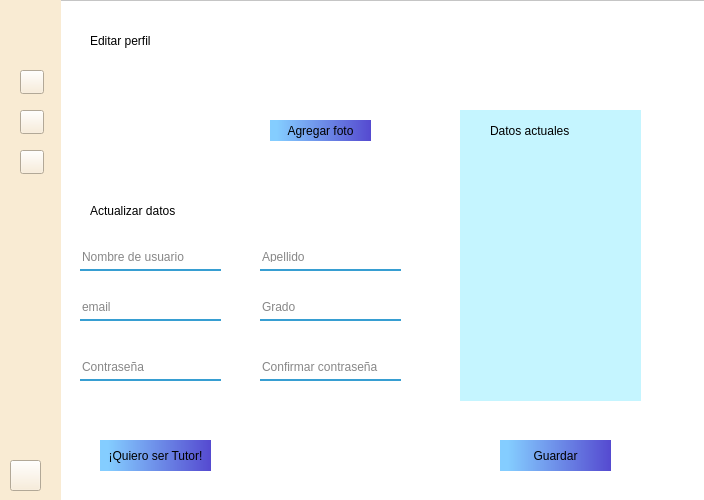
Qt form src/ui/editProfile.ui (XMoraP/uniconnect) before a commit.
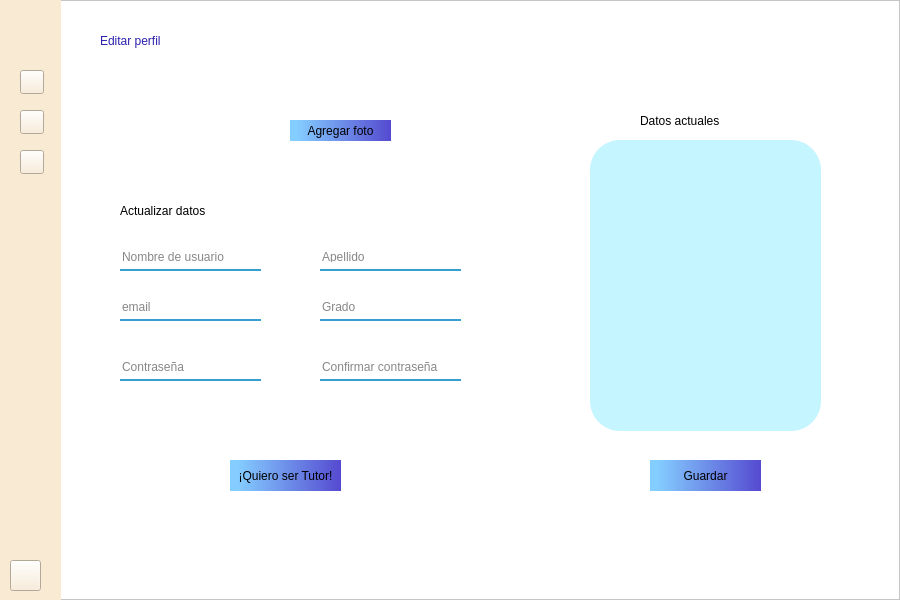
The same form after that commit. Icons and pictures are not drawn.

Commit message: Edición de todas las ventanas, ajuste de tamaño y variables

What changed in the file:
```diff
--- a/src/ui/editProfile.ui
+++ b/src/ui/editProfile.ui
@@ -6,10 +6,16 @@
    <rect>
     <x>0</x>
     <y>0</y>
-    <width>704</width>
-    <height>500</height>
+    <width>900</width>
+    <height>600</height>
    </rect>
   </property>
+  <property name="sizePolicy">
+   <sizepolicy hsizetype="Fixed" vsizetype="Fixed">
+    <horstretch>0</horstretch>
+    <verstretch>0</verstretch>
+   </sizepolicy>
+  </property>
   <property name="windowTitle">
    <string>Form</string>
   </property>
@@ -21,8 +27,8 @@
     <rect>
      <x>0</x>
      <y>0</y>
-     <width>711</width>
-     <height>501</height>
+     <width>900</width>
+     <height>600</height>
     </rect>
    </property>
    <property name="styleSheet">
@@ -41,7 +47,7 @@
       <x>0</x>
       <y>0</y>
       <width>61</width>
-      <height>501</height>
+      <height>601</height>
      </rect>
     </property>
     <property name="styleSheet">
@@ -132,13 +138,19 @@
      <property name="geometry">
       <rect>
        <x>10</x>
-       <y>460</y>
+       <y>560</y>
        <width>31</width>
        <height>31</height>
       </rect>
      </property>
      <property name="styleSheet">
-      <string notr="true">border-image: url(:/images/cross.png);</string>
+      <string notr="true">QPushButton{
+  
+	border-image: url(:/imagenes/cross.png);
+}
+QPushButton:hover{
+    background-color: qlineargradient(spread:pad, x1:0, y1:0, x2:1, y2:0, stop:0 rgba(0, 0, 0, 255), stop:1 rgba(255, 255, 255, 255));
+}</string>
      </property>
      <property name="text">
       <string/>
@@ -148,14 +160,15 @@
    <widget class="QLabel" name="editarPerfilProfile">
     <property name="geometry">
      <rect>
-      <x>90</x>
+      <x>100</x>
       <y>20</y>
       <width>151</width>
       <height>41</height>
      </rect>
     </property>
     <property name="styleSheet">
-     <string notr="true">font: 75 18pt &quot;Arial&quot;;</string>
+     <string notr="true">font: 75 18pt &quot;Arial&quot;;
+color: rgb(44, 32, 172);</string>
     </property>
     <property name="text">
      <string>Editar perfil</string>
@@ -164,7 +177,7 @@
    <widget class="QLineEdit" name="cajaUsuarioLogin">
     <property name="geometry">
      <rect>
-      <x>80</x>
+      <x>120</x>
       <y>300</y>
       <width>141</width>
       <height>21</height>
@@ -184,7 +197,7 @@
    <widget class="QLineEdit" name="cajaUsuarioLogin_2">
     <property name="geometry">
      <rect>
-      <x>260</x>
+      <x>320</x>
       <y>300</y>
       <width>141</width>
       <height>21</height>
@@ -204,7 +217,7 @@
    <widget class="QLineEdit" name="cajaUsuarioLogin_3">
     <property name="geometry">
      <rect>
-      <x>80</x>
+      <x>120</x>
       <y>250</y>
       <width>141</width>
       <height>21</height>
@@ -224,7 +237,7 @@
    <widget class="QLineEdit" name="cajaUsuarioLogin_4">
     <property name="geometry">
      <rect>
-      <x>80</x>
+      <x>120</x>
       <y>360</y>
       <width>141</width>
       <height>21</height>
@@ -244,7 +257,7 @@
    <widget class="QLineEdit" name="cajaUsuarioLogin_5">
     <property name="geometry">
      <rect>
-      <x>260</x>
+      <x>320</x>
       <y>250</y>
       <width>141</width>
       <height>21</height>
@@ -264,7 +277,7 @@
    <widget class="QLabel" name="espacioFotoEditPorfile">
     <property name="geometry">
      <rect>
-      <x>120</x>
+      <x>140</x>
       <y>90</y>
       <width>91</width>
       <height>81</height>
@@ -280,7 +293,7 @@
    <widget class="QPushButton" name="botonAddFoto">
     <property name="geometry">
      <rect>
-      <x>270</x>
+      <x>290</x>
       <y>120</y>
       <width>101</width>
       <height>21</height>
@@ -325,8 +338,8 @@
    <widget class="QPushButton" name="botonAddFoto_2">
     <property name="geometry">
      <rect>
-      <x>500</x>
-      <y>440</y>
+      <x>650</x>
+      <y>460</y>
       <width>111</width>
       <height>31</height>
      </rect>
@@ -370,7 +383,7 @@
    <widget class="QLineEdit" name="cajaUsuarioLogin_6">
     <property name="geometry">
      <rect>
-      <x>260</x>
+      <x>320</x>
       <y>360</y>
       <width>141</width>
       <height>21</height>
@@ -393,8 +406,8 @@
    <widget class="QPushButton" name="botonAddFoto_3">
     <property name="geometry">
      <rect>
-      <x>100</x>
-      <y>440</y>
+      <x>230</x>
+      <y>460</y>
       <width>111</width>
       <height>31</height>
      </rect>
@@ -438,7 +451,7 @@
    <widget class="QLabel" name="editarPerfilProfile_2">
     <property name="geometry">
      <rect>
-      <x>90</x>
+      <x>120</x>
       <y>190</y>
       <width>151</width>
       <height>41</height>
@@ -454,16 +467,17 @@
    <widget class="QLabel" name="cuadroDatos">
     <property name="geometry">
      <rect>
-      <x>460</x>
-      <y>110</y>
-      <width>181</width>
+      <x>590</x>
+      <y>140</y>
+      <width>231</width>
       <height>291</height>
      </rect>
     </property>
     <property name="styleSheet">
      <string notr="true">background-color: rgb(197, 245, 255);
 border-bottom-color: rgb(45, 33, 173);
-gridline-color: rgb(44, 32, 172);</string>
+gridline-color: rgb(44, 32, 172);
+border-radius: 30px;</string>
     </property>
     <property name="text">
      <string/>
@@ -472,8 +486,8 @@
    <widget class="QLabel" name="editarPerfilProfile_3">
     <property name="geometry">
      <rect>
-      <x>490</x>
-      <y>110</y>
+      <x>640</x>
+      <y>100</y>
       <width>121</width>
       <height>41</height>
      </rect>
```
Left out of the diff: 70 changed lines with no effect on the pictures. The commit also changes 6 other files.
